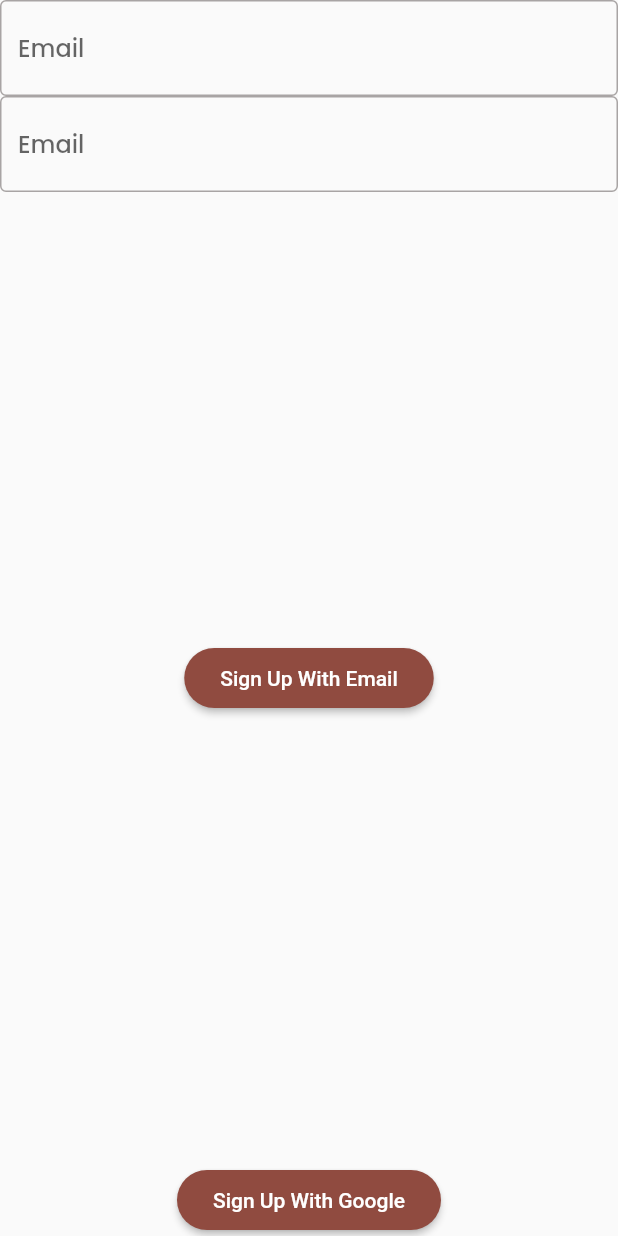
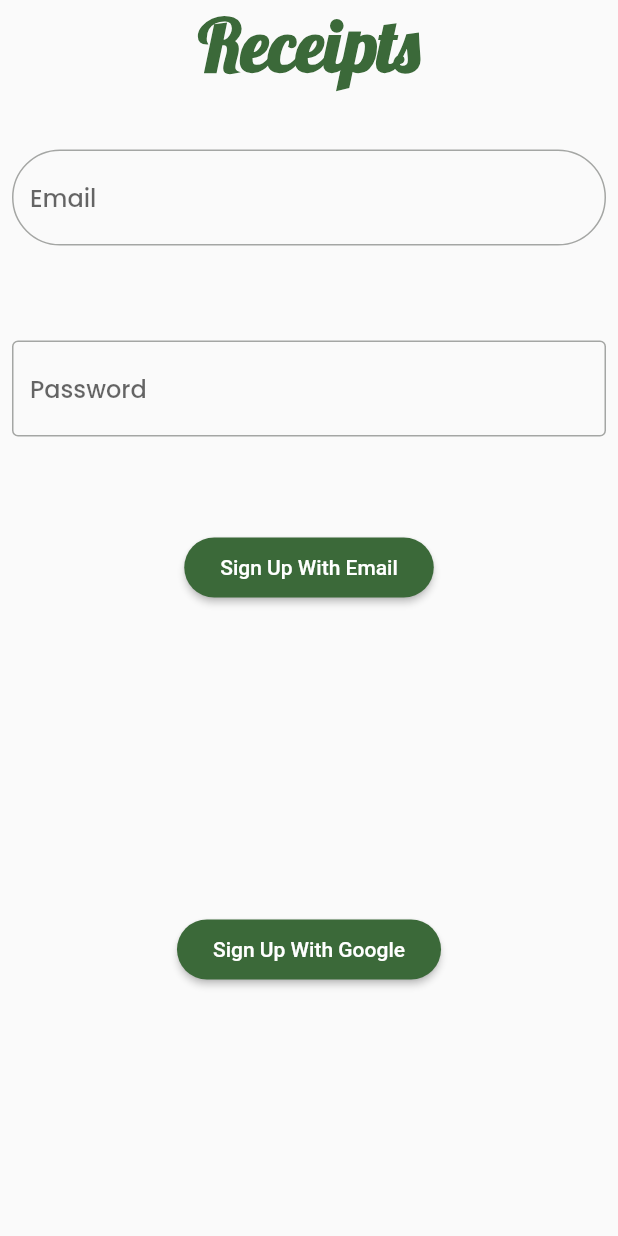
Before and after one commit to 0xba1/receipts, a Flutter app: the screen it shows after launch, on a phone screen of 412 x 824 dp. Run offline on Flutter 3.47's test engine with Material 2 defaults, Android fonts, the phone set to English and light mode, and no system bars; our stand-ins replace bloc, equatable, firebase_auth, firebase_core, flutter_bloc, go_router and 2 more; accounts and stored records are empty; generated files the repository leaves out were written again.

Commit message:
added internationalization

```diff
--- /dev/null
+++ b/l10n.yaml
@@ -0,0 +1,3 @@
+arb-dir: lib/l10n
+template-arb-file: app_en.arb
+output-localization-file: app_localizations.dart
--- a/lib/base/views/screens/signup.dart
+++ b/lib/base/views/screens/signup.dart
@@ -1,4 +1,6 @@
 import 'package:flutter/material.dart';
+import 'package:flutter_gen/gen_l10n/app_localizations.dart';
+import 'package:receipts/logo.dart';
 
 ///
 class SignUpScreen extends StatefulWidget {
@@ -32,40 +34,65 @@ class _SignUpScreenState extends State<SignUpScreen> {
   Widget build(BuildContext context) {
     final signUpFormKey = GlobalKey<FormState>();
     return Scaffold(
-      body: Column(
-        mainAxisAlignment: MainAxisAlignment.spaceBetween,
-        children: [
-          Form(
-            key: signUpFormKey,
+      body: SafeArea(
         child: Column(
           mainAxisAlignment: MainAxisAlignment.spaceBetween,
           children: [
+            const Logo(),
+            Expanded(
+              child: Padding(
+                padding: const EdgeInsets.all(8),
+                child: Form(
+                  key: signUpFormKey,
+                  child: Column(
+                    mainAxisAlignment: MainAxisAlignment.spaceAround,
+                    children: [
                       TextFormField(
                         controller: emailController,
-                  decoration: const InputDecoration(
-                    border: OutlineInputBorder(),
-                    hintText: 'Email',
+                        decoration: InputDecoration(
+                          border: OutlineInputBorder(
+                            borderRadius: BorderRadius.circular(100),
+                            borderSide: BorderSide(
+                              width: 5,
+                              color: Theme.of(context).colorScheme.secondary,
+                            ),
+                          ),
+                          hintText: AppLocalizations.of(context)!.email,
                         ),
                       ),
                       TextFormField(
                         controller: passwordController,
-                  decoration: const InputDecoration(
-                    border: OutlineInputBorder(),
-                    hintText: 'Email',
+                        decoration: InputDecoration(
+                          border: OutlineInputBorder(
+                            borderSide: BorderSide(
+                              width: 5,
+                              color: Theme.of(context).colorScheme.secondary,
+                            ),
+                          ),
+                          hintText: AppLocalizations.of(context)!.password,
+                        ),
+                      ),
+                      ElevatedButton(
+                        onPressed: () {},
+                        child: Text(
+                          AppLocalizations.of(context)!.signUpWithEmail,
                         ),
                       ),
                     ],
                   ),
                 ),
-          ElevatedButton(
+              ),
+            ),
+            Expanded(
+              child: Center(
+                child: ElevatedButton(
                   onPressed: () {},
-            child: const Text('Sign Up With Email'),
+                  child: Text(AppLocalizations.of(context)!.signUpWithGoogle),
                 ),
-          ElevatedButton(
-            onPressed: () {},
-            child: const Text('Sign Up With Google'),
+              ),
             ),
           ],
+        ),
       ),
     );
   }
--- /dev/null
+++ b/lib/logo.dart
@@ -0,0 +1,23 @@
+import 'package:flutter/material.dart';
+import 'package:flutter_gen/gen_l10n/app_localizations.dart';
+import 'package:google_fonts/google_fonts.dart';
+
+/// {@template logo}
+/// Logo of the app: "Receipts" in Lobster font
+/// {@endtemplate}
+class Logo extends StatelessWidget {
+  /// {@macro logo}
+  const Logo({Key? key}) : super(key: key);
+
+  @override
+  Widget build(BuildContext context) {
+    return Text(
+      AppLocalizations.of(context)!.title,
+      style: GoogleFonts.lobster(
+        fontSize: 48,
+        fontWeight: FontWeight.bold,
+        color: Theme.of(context).colorScheme.primary,
+      ),
+    );
+  }
+}
--- a/lib/main.dart
+++ b/lib/main.dart
@@ -1,17 +1,21 @@
 import 'package:firebase_core/firebase_core.dart';
 import 'package:flutter/material.dart';
 import 'package:flutter_bloc/flutter_bloc.dart';
+import 'package:flutter_gen/gen_l10n/app_localizations.dart';
 import 'package:go_router/go_router.dart';
 import 'package:receipts/base/business_logic/auth/auth_bloc/auth_bloc.dart';
 import 'package:receipts/base/business_logic/auth/auth_repo.dart';
 import 'package:receipts/base/views/screens/signup.dart';
+import 'package:receipts/firebase_options.dart';
 import 'package:receipts/receipt_theme.dart';
 
 Future<void> main() {
   return BlocOverrides.runZoned(
     () async {
       WidgetsFlutterBinding.ensureInitialized();
-      await Firebase.initializeApp();
+      await Firebase.initializeApp(
+        options: DefaultFirebaseOptions.currentPlatform,
+      );
       final authenticationRepository = AuthenticationRepository();
       await authenticationRepository.user.first;
       runApp(App(authenticationRepository: authenticationRepository));
@@ -42,10 +46,15 @@ class App extends StatelessWidget {
           authenticationRepository: _authenticationRepository,
         ),
         child: MaterialApp.router(
+          debugShowCheckedModeBanner: false,
+          onGenerateTitle: (BuildContext context) =>
+              AppLocalizations.of(context)!.title,
           routerDelegate: _router.routerDelegate,
           routeInformationParser: _router.routeInformationParser,
           darkTheme: ReceiptTheme.dark,
           theme: ReceiptTheme.light,
+          localizationsDelegates: AppLocalizations.localizationsDelegates,
+          supportedLocales: AppLocalizations.supportedLocales,
         ),
       ),
     );
--- a/lib/receipt_theme.dart
+++ b/lib/receipt_theme.dart
@@ -1,4 +1,5 @@
 import 'package:flutter/material.dart';
+import 'package:flutter/services.dart';
 import 'package:google_fonts/google_fonts.dart';
 
 /// Light and dark theme of app
@@ -11,6 +12,13 @@ class ReceiptTheme {
       elevatedButtonTheme: _elevatedButtonThemeData,
       textButtonTheme: _textButtonThemeData,
       outlinedButtonTheme: _outlinedButtonThemeData,
+      appBarTheme: AppBarTheme(
+        systemOverlayStyle: SystemUiOverlayStyle(
+          statusBarColor: _lightColorScheme.primary,
+          statusBarIconBrightness: Brightness.dark,
+          statusBarBrightness: Brightness.light,
+        ),
+      ),
     );
   }
 
@@ -22,6 +30,16 @@ class ReceiptTheme {
       elevatedButtonTheme: _elevatedButtonThemeData,
       textButtonTheme: _textButtonThemeData,
       outlinedButtonTheme: _outlinedButtonThemeData,
+      appBarTheme: AppBarTheme(
+        systemOverlayStyle: SystemUiOverlayStyle(
+          // Status bar color
+          statusBarColor: _darkColorScheme.primary,
+
+          // Status bar brightness (optional)
+          statusBarIconBrightness: Brightness.light, // For Android (dark icons)
+          statusBarBrightness: Brightness.dark,
+        ),
+      ),
     );
   }
 }
@@ -60,11 +78,13 @@ const TextTheme _textTheme = TextTheme(
 );
 
 final ColorScheme _lightColorScheme = ColorScheme.fromSeed(
-  seedColor: const Color(0xFFC10000),
+  // seedColor: const Color(0xFFC10000),
+  seedColor: Colors.green,
 );
 
 final ColorScheme _darkColorScheme = ColorScheme.fromSeed(
-  seedColor: const Color(0xFFC10000),
+  // seedColor: const Color(0xFFC10000),
+  seedColor: Colors.green,
   brightness: Brightness.dark,
 );
 
```
Also changed, not shown: lib/base/views/screens/login.dart (+27 -3 lines), lib/l10n/app_en.arb (added, +35 -0 lines), lib/firebase_options.dart (added). Lines whose indentation alone changed are shown as unchanged.
